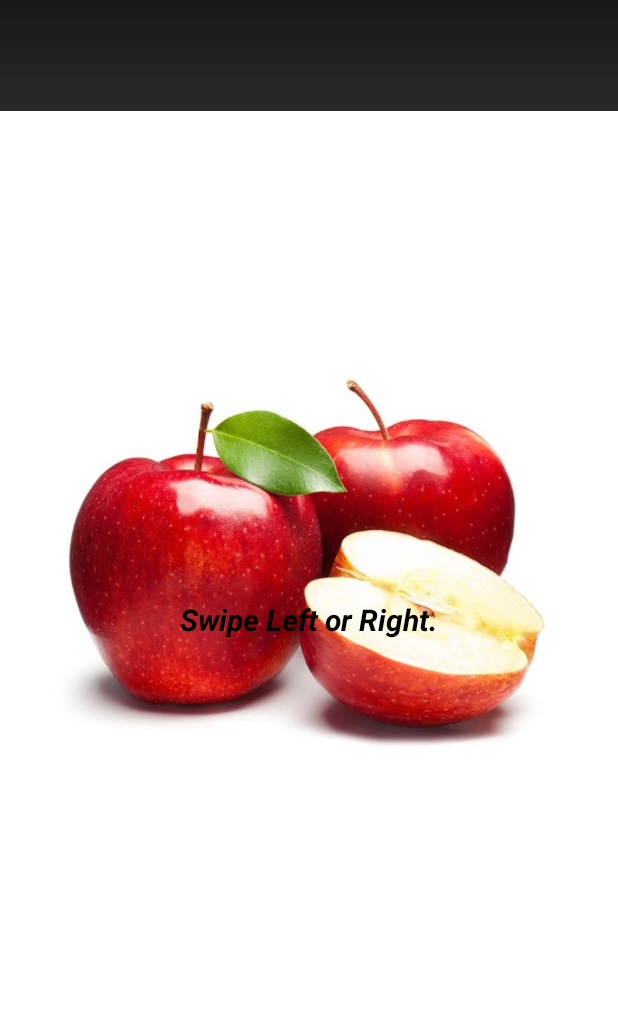
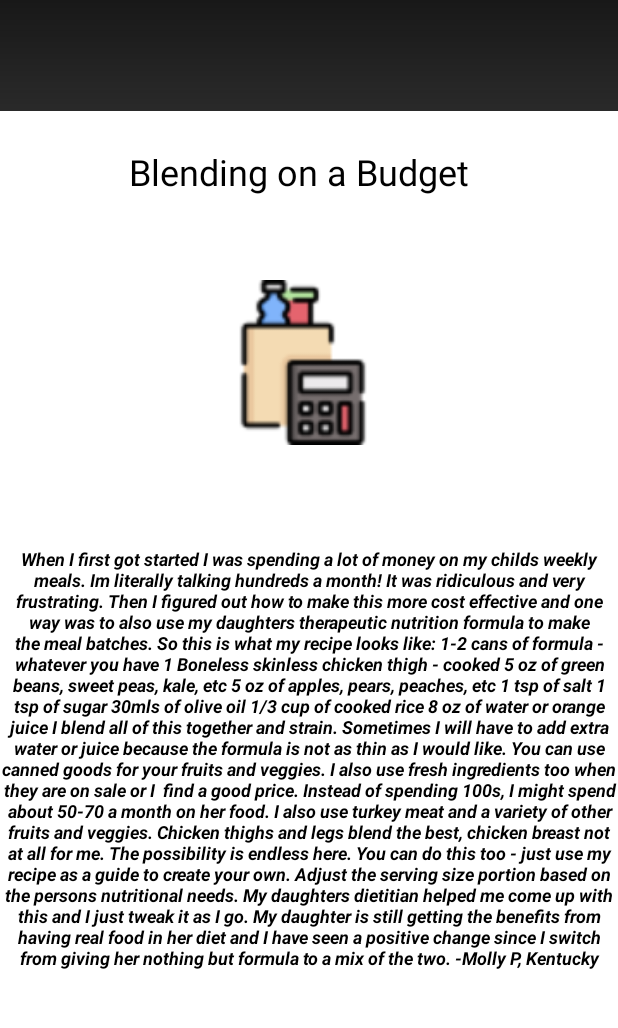
Before and after one commit to PaulShan101/BlendedNew, an Android app: the History1 screen opened directly, with no data from a screen before it, on a phone screen of 412 x 824 dp, the part 84-1112 px from its top. Run offline under Robolectric (Android 15) with nearby library versions, the phone set to English and light mode, and no system bars.

Commit message:
changed History page to Tips

```diff
--- a/app/src/main/res/layout/activity_history1.xml
+++ b/app/src/main/res/layout/activity_history1.xml
@@ -18,19 +18,75 @@
         android:background="@color/white">
 
         <ImageView
-            android:id="@+id/imageView5"
+            android:id="@+id/imageView4"
+            android:layout_width="116dp"
+            android:layout_height="110dp"
+            android:layout_alignParentEnd="true"
+            android:layout_alignParentBottom="true"
+            android:layout_marginEnd="152dp"
+            android:layout_marginBottom="455dp"
+            android:src="@drawable/calculator1" />
+
+        <TextView
+            android:id="@+id/textView3"
             android:layout_width="wrap_content"
-            android:layout_height="wrap_content"
-            app:srcCompat="@drawable/apple" />
+            android:layout_height="66dp"
+            android:layout_alignParentStart="true"
+            android:layout_alignParentTop="true"
+            android:layout_alignParentEnd="true"
+            android:layout_alignParentBottom="true"
+            android:layout_marginStart="30dp"
+            android:layout_marginTop="24dp"
+            android:layout_marginEnd="43dp"
+            android:layout_marginBottom="582dp"
+            android:text="Blending on a Budget"
+            android:textAlignment="center"
+            android:textColor="@color/black"
+            android:textSize="24sp" />
 
         <TextView
             android:layout_width="wrap_content"
             android:layout_height="wrap_content"
-            android:layout_centerInParent="true"
+            android:layout_alignParentBottom="true"
+            android:layout_marginBottom="105dp"
             android:gravity="center"
-            android:text="Swipe Left or Right."
+            android:text="When I first got started I was spending a lot of
+money on my childs weekly meals. Im literally
+talking hundreds a month! It was ridiculous and
+very frustrating. Then I figured out how to make
+this more cost effective and one way was to
+also use my daughters therapeutic nutrition
+formula to make the meal batches. So this is
+what my recipe looks like: 1-2 cans of formula -
+whatever you have 1 Boneless skinless chicken
+thigh - cooked 5 oz of green beans, sweet
+peas, kale, etc 5 oz of apples, pears, peaches,
+etc 1 tsp of salt 1 tsp of sugar 30mls of olive oil
+1/3 cup of cooked rice 8 oz of water or orange
+juice I blend all of this together and strain.
+Sometimes I will have to add extra water or
+juice because the formula is not as thin as I
+would like. You can use canned goods for your
+fruits and veggies. I also use fresh ingredients
+too when they are on sale or I
+
+find a good price. Instead of spending 100s, I
+might spend about 50-70 a month on her
+food. I also use turkey meat and a variety of
+other fruits and veggies. Chicken thighs and
+legs blend the best, chicken breast not at all for
+me. The possibility is endless here. You can do
+this too - just use my recipe as a guide to create
+your own. Adjust the serving size portion based
+on the persons nutritional needs.
+My daughters dietitian helped me come up with
+this and I just tweak it as I go. My daughter is
+still getting the benefits from having real food in
+her diet and I have seen a positive change
+since I switch from giving her nothing but
+formula to a mix of the two. -Molly P, Kentucky"
             android:textColor="@color/black"
-            android:textSize="20sp"
+            android:textSize="12sp"
             android:textStyle="bold|italic" />
 
     </RelativeLayout>
--- a/app/src/main/res/layout/activity_homeinfo.xml
+++ b/app/src/main/res/layout/activity_homeinfo.xml
@@ -6,6 +6,12 @@
     android:background="@drawable/gradient"
     android:layout_width="match_parent"
     android:layout_height="match_parent">
+
+
+    <include
+        layout="@layout/app_bar_home"
+        android:layout_width="match_parent"
+        android:layout_height="match_parent" />
 
     <TextView
         android:id="@+id/textView"
--- a/app/src/main/res/layout/homenav.xml
+++ b/app/src/main/res/layout/homenav.xml
@@ -9,12 +9,7 @@
     android:fitsSystemWindows="true"
     tools:openDrawer="start">
 
-    <ImageView
-        android:id="@+id/imageView3"
 
-        android:layout_width="wrap_content"
-        android:layout_height="wrap_content"
-        app:srcCompat="@drawable/orange1" />
 
     <include
         layout="@layout/app_bar_home"
```
Also changed, not shown: app/src/main/java/com/example/blended/Lists/CalorieMainList.kt (+4 -4 lines), app/src/main/res/layout/activity_history.xml (+52 -6 lines), app/src/main/res/layout/button_layout.xml (+6 -5 lines), app/src/main/res/layout/nav_header_home.xml (+4 -5 lines), app/src/main/res/drawable-v24/calculator1.png (added), app/src/main/res/drawable-v24/vitamin1.png (added).
